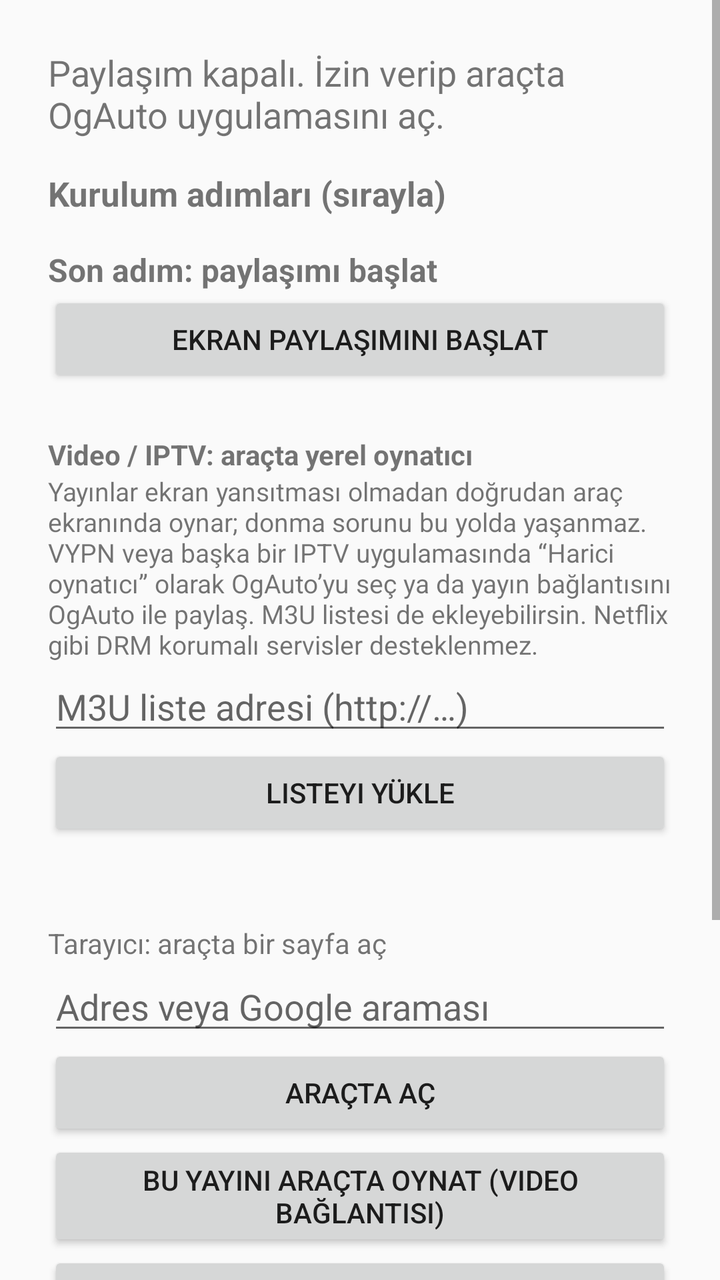
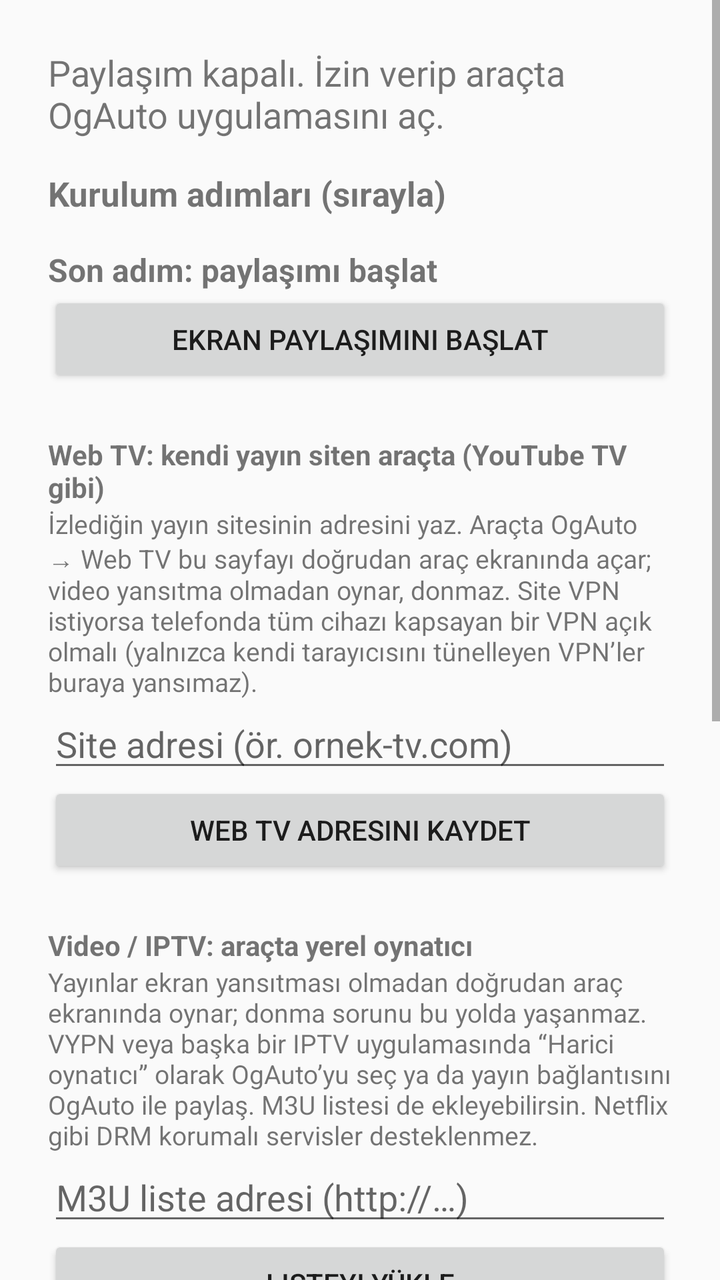

Screens rendered from an Android XML layout before and after an edit, with the pre-edit source and the edit as a unified diff.
<!-- AndroidManifest.xml: application theme android:Theme.Material.Light.NoActionBar -->
<!-- res/layout/activity_setup.xml -->
<?xml version="1.0" encoding="utf-8"?>
<ScrollView xmlns:android="http://schemas.android.com/apk/res/android" android:layout_width="match_parent" android:layout_height="match_parent" android:fillViewport="true">
<LinearLayout
    android:layout_width="match_parent"
    android:layout_height="wrap_content"
    android:orientation="vertical"
    android:padding="24dp"
    android:fitsSystemWindows="true">

    <TextView
        android:id="@+id/txt_status"
        android:layout_width="match_parent"
        android:layout_height="wrap_content"
        android:textSize="18sp"
        android:text="@string/status_idle" />

    <TextView
        android:layout_width="match_parent"
        android:layout_height="wrap_content"
        android:layout_marginTop="16dp"
        android:textSize="17sp"
        android:textStyle="bold"
        android:text="@string/steps_title" />

    <LinearLayout
        android:id="@+id/steps_container"
        android:layout_width="match_parent"
        android:layout_height="wrap_content"
        android:orientation="vertical" />

    <TextView
        android:layout_width="match_parent"
        android:layout_height="wrap_content"
        android:layout_marginTop="16dp"
        android:textSize="16sp"
        android:textStyle="bold"
        android:text="@string/step_start" />

    <Button
        android:id="@+id/btn_capture"
        android:layout_width="match_parent"
        android:layout_height="wrap_content"
        android:text="@string/btn_capture" />

    <TextView
        android:layout_width="match_parent"
        android:layout_height="wrap_content"
        android:layout_marginTop="24dp"
        android:textStyle="bold"
        android:text="@string/video_section" />

    <TextView
        android:layout_width="match_parent"
        android:layout_height="wrap_content"
        android:textSize="13sp"
        android:text="@string/video_section_help" />

    <EditText
        android:id="@+id/edit_playlist"
        android:layout_width="match_parent"
        android:layout_height="wrap_content"
        android:hint="@string/video_playlist_hint"
        android:inputType="textUri"
        android:singleLine="true" />

    <Button
        android:id="@+id/btn_playlist"
        android:layout_width="match_parent"
        android:layout_height="wrap_content"
        android:text="@string/btn_playlist" />

    <TextView
        android:id="@+id/txt_playlist"
        android:layout_width="match_parent"
        android:layout_height="wrap_content"
        android:textSize="13sp" />

    <TextView
        android:layout_width="match_parent"
        android:layout_height="wrap_content"
        android:layout_marginTop="24dp"
        android:text="@string/browser_section" />

    <EditText
        android:id="@+id/edit_url"
        android:layout_width="match_parent"
        android:layout_height="wrap_content"
        android:hint="@string/search_hint"
        android:imeOptions="actionGo"
        android:inputType="textUri"
        android:singleLine="true" />

    <Button
        android:id="@+id/btn_open_url"
        android:layout_width="match_parent"
        android:layout_height="wrap_content"
        android:text="@string/btn_open_in_car" />

    <Button
        android:id="@+id/btn_play_in_car"
        android:layout_width="match_parent"
        android:layout_height="wrap_content"
        android:text="@string/btn_play_in_car" />

    <Button
        android:id="@+id/btn_bookmarks"
        android:layout_width="match_parent"
        android:layout_height="wrap_content"
        android:text="@string/btn_bookmarks" />

    <Button
        android:id="@+id/btn_patreon"
        android:layout_width="match_parent"
        android:layout_height="wrap_content"
        android:layout_marginTop="32dp"
        android:text="@string/btn_patreon" />

    <Button
        android:id="@+id/btn_support"
        android:layout_width="match_parent"
        android:layout_height="wrap_content"
        android:text="@string/btn_support" />

    <TextView
        android:layout_width="match_parent"
        android:layout_height="wrap_content"
        android:layout_marginTop="16dp"
        android:textSize="13sp"
        android:text="@string/setup_footer" />

</LinearLayout>
</ScrollView>
<!-- resources referenced by this layout -->
<resources>
  <string name="browser_section">Tarayıcı: araçta bir sayfa aç</string>
  <string name="btn_bookmarks">Yer imlerini yönet</string>
  <string name="btn_capture">Ekran paylaşımını başlat</string>
  <string name="btn_open_in_car">Araçta aç</string>
  <string name="btn_patreon">❤ Destek ol · Patreon</string>
  <string name="btn_play_in_car">Bu yayını araçta oynat (video bağlantısı)</string>
  <string name="btn_playlist">Listeyi yükle</string>
  <string name="btn_support">Destek: onurguner.bjk@gmail.com</string>
  <string name="search_hint">Adres veya Google araması</string>
  <string name="setup_footer">Araçta OgAuto → Yansıtma, Uygulamalar veya Video. Sürücü sürüş sırasında kullanmamalıdır. DRM korumalı servisler (Netflix vb.) araçta görünmez.</string>
  <string name="status_idle">Paylaşım kapalı. İzin verip araçta OgAuto uygulamasını aç.</string>
  <string name="step_start">Son adım: paylaşımı başlat</string>
  <string name="steps_title">Kurulum adımları (sırayla)</string>
  <string name="video_playlist_hint">M3U liste adresi (http://…)</string>
  <string name="video_section">Video / IPTV: araçta yerel oynatıcı</string>
  <string name="video_section_help">Yayınlar ekran yansıtması olmadan doğrudan araç ekranında oynar; donma sorunu bu yolda yaşanmaz. VYPN veya başka bir IPTV uygulamasında “Harici oynatıcı” olarak OgAuto’yu seç ya da yayın bağlantısını OgAuto ile paylaş. M3U listesi de ekleyebilirsin. Netflix gibi DRM korumalı servisler desteklenmez.</string>
</resources>

<!-- the commit's change to res/layout/activity_setup.xml (unified diff, before → after) -->
@@ -41,6 +41,33 @@
         android:layout_width="match_parent"
         android:layout_height="wrap_content"
         android:text="@string/btn_capture" />
+
+    <TextView
+        android:layout_width="match_parent"
+        android:layout_height="wrap_content"
+        android:layout_marginTop="24dp"
+        android:textStyle="bold"
+        android:text="@string/webtv_section" />
+
+    <TextView
+        android:layout_width="match_parent"
+        android:layout_height="wrap_content"
+        android:textSize="13sp"
+        android:text="@string/webtv_help" />
+
+    <EditText
+        android:id="@+id/edit_webtv"
+        android:layout_width="match_parent"
+        android:layout_height="wrap_content"
+        android:hint="@string/webtv_hint"
+        android:inputType="textUri"
+        android:singleLine="true" />
+
+    <Button
+        android:id="@+id/btn_webtv"
+        android:layout_width="match_parent"
+        android:layout_height="wrap_content"
+        android:text="@string/btn_webtv" />
 
     <TextView
         android:layout_width="match_parent"
<!-- resource entries referenced after the edit -->
@@ -8,6 +8,7 @@
   <string name="btn_play_in_car">Bu yayını araçta oynat (video bağlantısı)</string>
   <string name="btn_playlist">Listeyi yükle</string>
   <string name="btn_support">Destek: onurguner.bjk@gmail.com</string>
+  <string name="btn_webtv">Web TV adresini kaydet</string>
   <string name="search_hint">Adres veya Google araması</string>
   <string name="setup_footer">Araçta OgAuto → Yansıtma, Uygulamalar veya Video. Sürücü sürüş sırasında kullanmamalıdır. DRM korumalı servisler (Netflix vb.) araçta görünmez.</string>
   <string name="status_idle">Paylaşım kapalı. İzin verip araçta OgAuto uygulamasını aç.</string>
@@ -16,5 +17,8 @@
   <string name="video_playlist_hint">M3U liste adresi (http://…)</string>
   <string name="video_section">Video / IPTV: araçta yerel oynatıcı</string>
   <string name="video_section_help">Yayınlar ekran yansıtması olmadan doğrudan araç ekranında oynar; donma sorunu bu yolda yaşanmaz. VYPN veya başka bir IPTV uygulamasında “Harici oynatıcı” olarak OgAuto’yu seç ya da yayın bağlantısını OgAuto ile paylaş. M3U listesi de ekleyebilirsin. Netflix gibi DRM korumalı servisler desteklenmez.</string>
+  <string name="webtv_help">İzlediğin yayın sitesinin adresini yaz. Araçta OgAuto → Web TV bu sayfayı doğrudan araç ekranında açar; video yansıtma olmadan oynar, donmaz. Site VPN istiyorsa telefonda tüm cihazı kapsayan bir VPN açık olmalı (yalnızca kendi tarayıcısını tünelleyen VPN’ler buraya yansımaz).</string>
+  <string name="webtv_hint">Site adresi (ör. ornek-tv.com)</string>
+  <string name="webtv_section">Web TV: kendi yayın siten araçta (YouTube TV gibi)</string>
 </resources>
 
